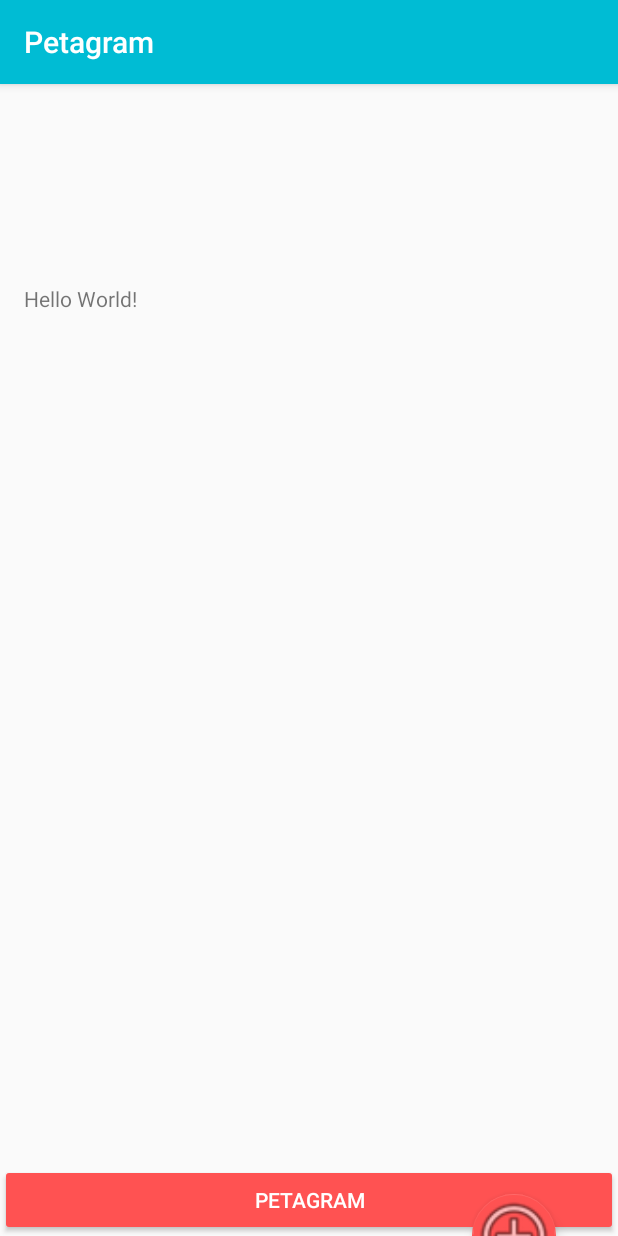
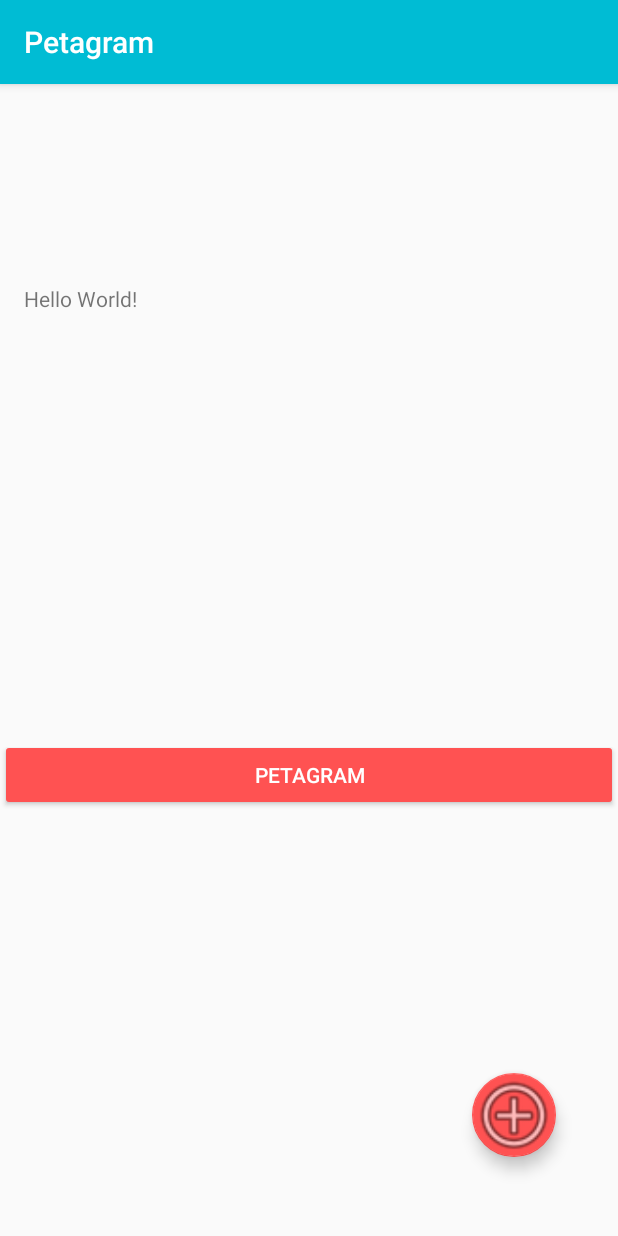
Before and after one commit to JNicoVM/Petagram, an Android app: the screen it shows after launch (MainActivity), on a phone screen of 412 x 824 dp. Run offline under Robolectric (Android 15) with nearby library versions, the phone set to English and light mode, and no system bars.

Commit message:
Coordinator Layout

```diff
--- a/app/src/main/java/com/example/petagram/MainActivity.java
+++ b/app/src/main/java/com/example/petagram/MainActivity.java
@@ -8,6 +8,8 @@ import android.view.View;
 import android.widget.TextView;
 
 import com.google.android.material.snackbar.Snackbar;
+
+import org.w3c.dom.Text;
 
 public class MainActivity extends AppCompatActivity {
 
--- a/app/src/main/res/layout/activity_main.xml
+++ b/app/src/main/res/layout/activity_main.xml
@@ -1,10 +1,12 @@
 <?xml version="1.0" encoding="utf-8"?>
-<androidx.constraintlayout.widget.ConstraintLayout xmlns:android="http://schemas.android.com/apk/res/android"
+<androidx.coordinatorlayout.widget.CoordinatorLayout xmlns:android="http://schemas.android.com/apk/res/android"
     xmlns:app="http://schemas.android.com/apk/res-auto"
     xmlns:tools="http://schemas.android.com/tools"
     android:layout_width="match_parent"
     android:layout_height="match_parent"
     tools:context=".MainActivity">
+    <androidx.constraintlayout.widget.ConstraintLayout android:layout_width="match_parent"
+        android:layout_height="match_parent">
 
         <TextView
             android:id="@+id/tv1"
@@ -27,7 +29,7 @@
             app:layout_constraintEnd_toEndOf="parent"
             app:layout_constraintHorizontal_bias="0.0"
             app:layout_constraintStart_toStartOf="parent"
-        app:layout_constraintTop_toBottomOf="@+id/textView"
+            app:layout_constraintTop_toBottomOf="@+id/tv1"
             android:theme="@style/MiRaisedButton"/>
 
         <com.google.android.material.floatingactionbutton.FloatingActionButton
@@ -50,3 +52,4 @@
             android:onClick="fabClick"/>
 
     </androidx.constraintlayout.widget.ConstraintLayout>
+</androidx.coordinatorlayout.widget.CoordinatorLayout>
```
Lines whose indentation alone changed are shown as unchanged.
